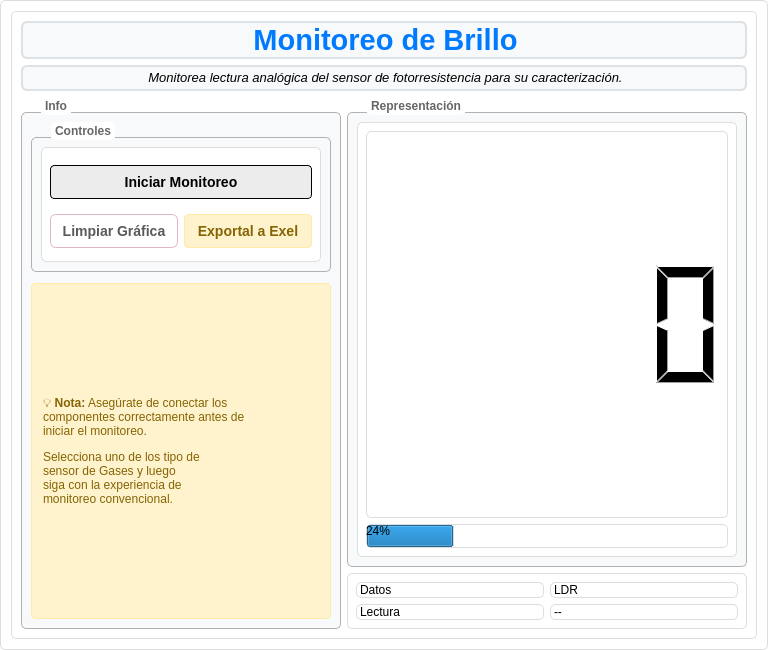
This is SensoraCore/SC_DesktopApp/Modules/brightness/brightness.ui in YamithR/SensoraCore as Qt 5 draws it before an edit. The edited form follows.
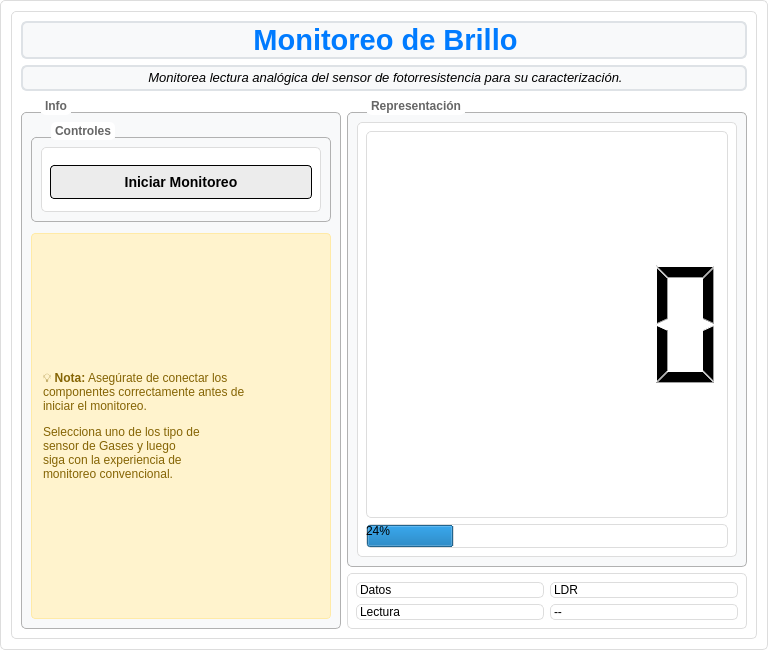
This is the edited form.

Commit message: brightness Finalizado

```diff
--- a/SensoraCore/SC_DesktopApp/Modules/brightness/brightness.ui
+++ b/SensoraCore/SC_DesktopApp/Modules/brightness/brightness.ui
@@ -163,13 +163,13 @@
            <property name="minimumSize">
             <size>
              <width>0</width>
-             <height>150</height>
+             <height>100</height>
             </size>
            </property>
            <property name="maximumSize">
             <size>
              <width>16777215</width>
-             <height>150</height>
+             <height>100</height>
             </size>
            </property>
            <property name="sizeIncrement">
@@ -205,59 +205,13 @@
            <layout class="QGridLayout" name="gridLayout_4">
             <item row="1" column="0">
              <widget class="QWidget" name="botones" native="true">
+              <property name="maximumSize">
+               <size>
+                <width>16777215</width>
+                <height>70</height>
+               </size>
+              </property>
               <layout class="QGridLayout" name="gridLayout_3">
-               <item row="2" column="1">
-                <widget class="QPushButton" name="exportarBt">
-                 <property name="styleSheet">
-                  <string notr="true">        font-size: 14px;                    /* Tamaño menor para información secundaria */
-        font-weight: bold;                  /* Texto en negrita */
-        color: #856404;                     /* Color ámbar para indicar estado */
-        padding: 8px;                       /* Espacio interno menor */
-        background-color: #fff3cd;          /* Fondo ámbar claro */
-        border-radius: 4px;                 /* Esquinas redondeadas menores */
-        border: 1px solid #ffeaa7;          /* Borde ámbar */
-        margin-top: 5px;                    /* Separación superior */</string>
-                 </property>
-                 <property name="text">
-                  <string>Exportal a Exel</string>
-                 </property>
-                </widget>
-               </item>
-               <item row="2" column="0">
-                <widget class="QPushButton" name="limpiarBt">
-                 <property name="styleSheet">
-                  <string notr="true">/* Estilo base con matices rosa y gris degradado */
-QPushButton {
-    font-size: 14px;                         /* Tamaño menor para información secundaria */
-    font-weight: bold;                       /* Texto en negrita */
-    color: #5a5a5a;                          /* Gris medio para texto */
-    padding: 8px;                            /* Espacio interno menor */
-    background: linear-gradient(135deg, #f8e1ec, #d3d3d3); /* Degradado rosa a gris */
-    border-radius: 6px;                      /* Esquinas ligeramente más redondeadas */
-    border: 1px solid #e0b7c6;               /* Borde rosa suave */
-    margin-top: 5px;                         /* Separación superior */
-}
-
-/* Efecto hover con énfasis en el rosa */
-QPushButton:hover {
-    background: linear-gradient(135deg, #fce4ec, #c0c0c0); /* Rosa claro a gris claro */
-    color: #7a4b63;                          /* Rosa oscuro para el texto */
-    border: 1px solid #d48ca3;               /* Borde más intenso en rosa */
-}
-/* Presionado: tono más oscuro y efecto hundido */
-QPushButton:pressed {
-    background-color: #e0b7c6;
-    border: 2px solid #b0b0b0;
-    padding-top: 8px; /* efecto hundido */
-    padding-left: 8px;
-}
-</string>
-                 </property>
-                 <property name="text">
-                  <string>Limpiar Gráfica</string>
-                 </property>
-                </widget>
-               </item>
                <item row="0" column="0" colspan="2">
                 <widget class="QPushButton" name="iniciarBt">
                  <property name="styleSheet">
```
The commit also changes 4 other files.
